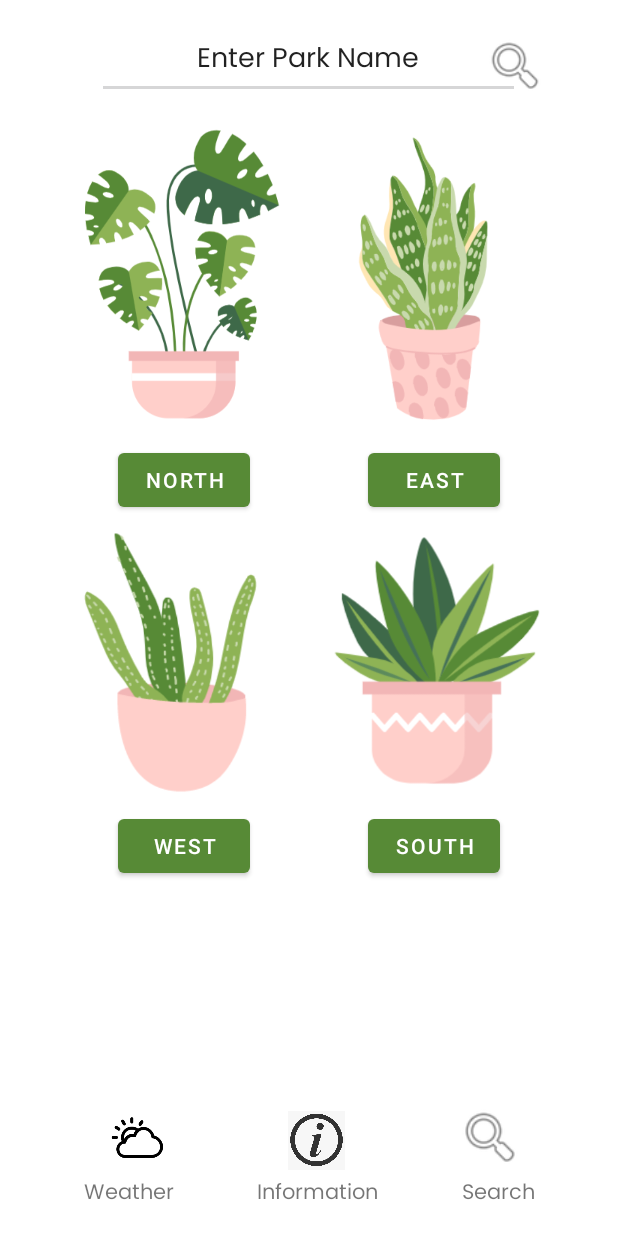
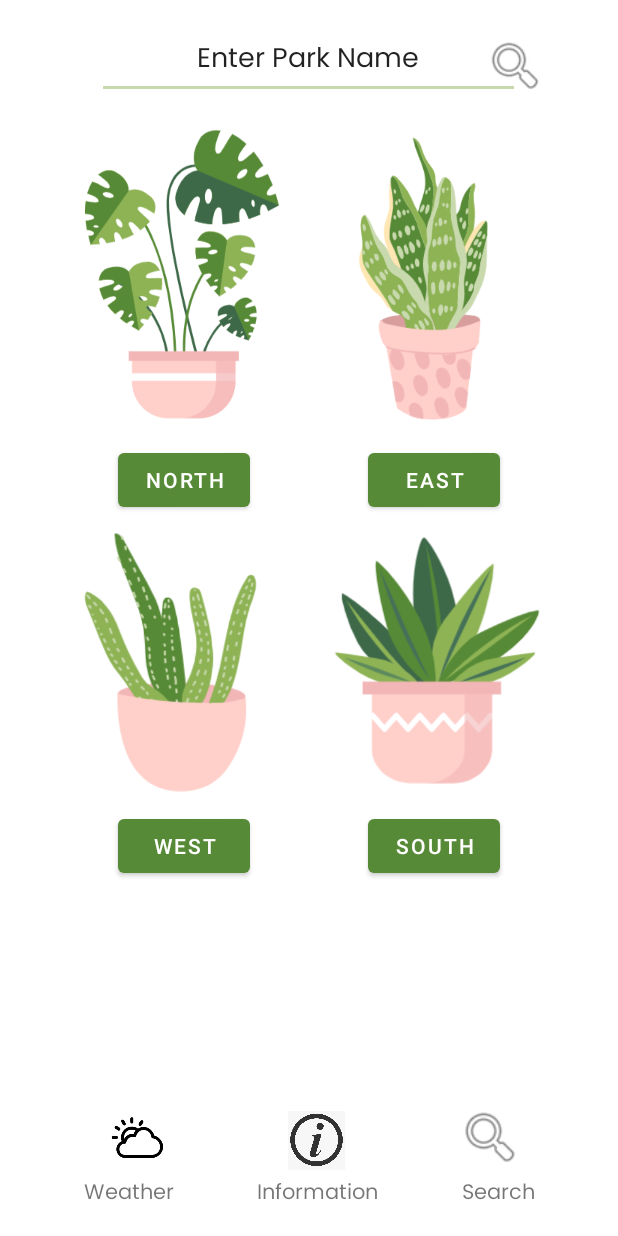
Before and after one commit to PulavarthiShravya/MAD_Team05_P03_ASG, an Android app: the screen it shows after launch (searchPage), on a phone screen of 412 x 824 dp. Run offline under Robolectric (Android 15) with nearby library versions, the phone set to English and light mode, and no system bars.

Commit message:
changed the color in themes.xml. merged tricia branch into main. removed to-do

```diff
--- a/app/src/main/java/sg/edu/np/mad/IntoTheUnknown/MainActivity.java
+++ b/app/src/main/java/sg/edu/np/mad/IntoTheUnknown/MainActivity.java
@@ -38,5 +38,3 @@
         cdt.start();
     }
 }
-//To Do:
-//create timer of time 2 seconds, after 2 seconds user to view searchPage class
--- a/app/src/main/res/values-night/themes.xml
+++ b/app/src/main/res/values-night/themes.xml
@@ -6,8 +6,8 @@
         <item name="colorPrimaryVariant">@color/purple_700</item>
         <item name="colorOnPrimary">@color/black</item>
         <!-- Secondary brand color. -->
-        <item name="colorSecondary">@color/teal_200</item>
-        <item name="colorSecondaryVariant">@color/teal_200</item>
+        <item name="colorSecondary">@color/light_green</item>
+        <item name="colorSecondaryVariant">@color/light_green</item>
         <item name="colorOnSecondary">@color/black</item>
         <!-- Status bar color. -->
         <item name="android:statusBarColor" tools:targetApi="l">?attr/colorPrimaryVariant</item>
--- a/app/src/main/res/values/themes.xml
+++ b/app/src/main/res/values/themes.xml
@@ -6,8 +6,8 @@
         <item name="colorPrimaryVariant">@color/purple_700</item>
         <item name="colorOnPrimary">@color/white</item>
         <!-- Secondary brand color. -->
-        <item name="colorSecondary">@color/teal_200</item>
-        <item name="colorSecondaryVariant">@color/teal_700</item>
+        <item name="colorSecondary">@color/light_green</item>
+        <item name="colorSecondaryVariant">@color/light_green</item>
         <item name="colorOnSecondary">@color/black</item>
         <!-- Status bar color. -->
         <item name="android:statusBarColor" tools:targetApi="l">?attr/colorPrimaryVariant</item>
```
